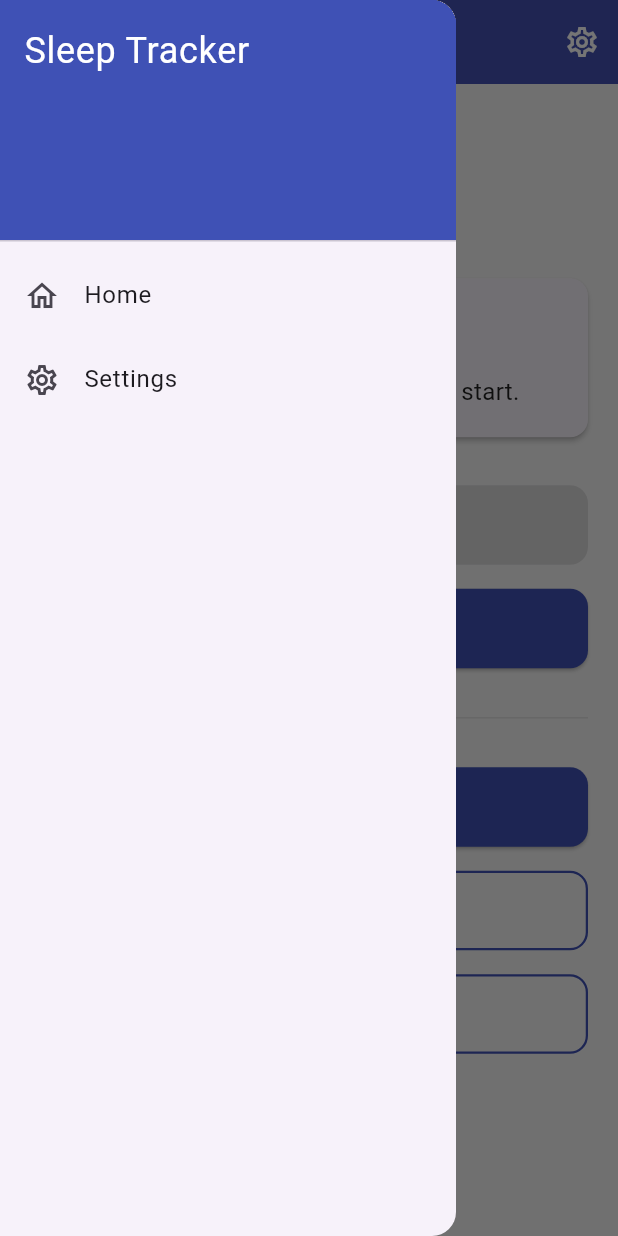
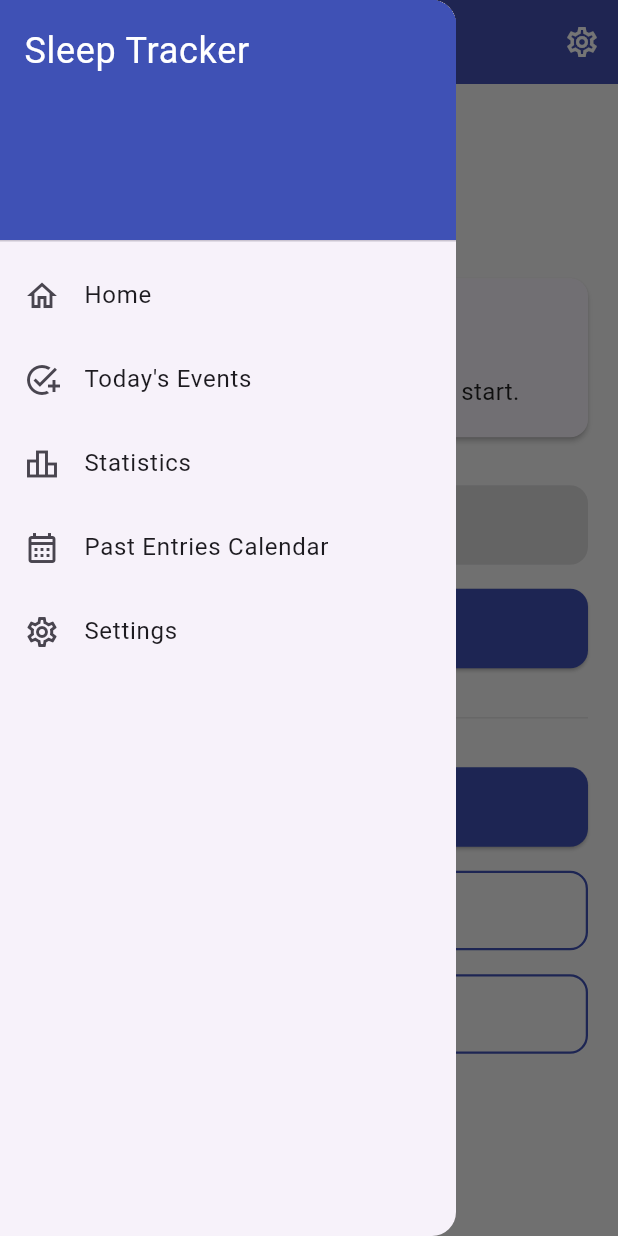
Before and after one commit to papaang/Project_Impactive_Sleep_Tracker_App, a Flutter app: the screen it shows after launch, with the side drawer open, on a phone screen of 412 x 824 dp. Run offline on Flutter 3.47's test engine with Material 3 defaults, Android fonts, the phone set to English and light mode, and no system bars; our stand-ins replace csv, fl_chart, share_plus, shared_preferences, table_calendar.

Commit message:
Fix Issue #3

```diff
--- a/lib/main.dart
+++ b/lib/main.dart
@@ -655,6 +655,37 @@ class _HomeScreenState extends State<HomeScreen> {
               leading: Icon(Icons.home_outlined),
               title: Text('Home'),
               onTap: () => Navigator.pop(context),
+            ),
+            ListTile(
+              leading: Icon(Icons.add_task_outlined),
+              title: Text('Today\'s Events'),
+              onTap: () {
+                final now = DateTime.now();
+                final today = DateTime(now.year, now.month, now.day);
+                Navigator.pop(context);
+                Navigator.push(
+                  context,
+                  MaterialPageRoute(
+                    builder: (_) => EventScreen(date: today),
+                  ),
+                );
+              },
+            ),
+            ListTile(
+              leading: Icon(Icons.leaderboard_outlined),
+              title: Text('Statistics'),
+              onTap: () {
+                Navigator.pop(context);
+                Navigator.push(context, MaterialPageRoute(builder: (_) => const StatsScreen()));
+              },
+            ),
+            ListTile(
+              leading: Icon(Icons.calendar_month_outlined),
+              title: Text('Past Entries Calendar'),
+              onTap: () {
+                Navigator.pop(context);
+                Navigator.push(context, MaterialPageRoute(builder: (_) => const CalendarScreen()));
+              },
             ),
             ListTile(
               leading: Icon(Icons.settings_outlined),
```
Also changed, not shown: pubspec.lock.
